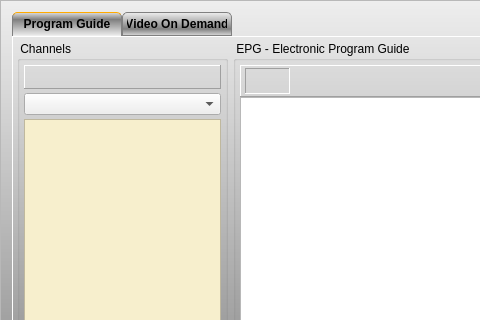
Old version of the form vlc-record/forms/recorder_inc.ui in the repository code-google-com/vlc-record; both pictures show x 0 to 480 and y 0 to 320 of the 985 by 656 pixel window.
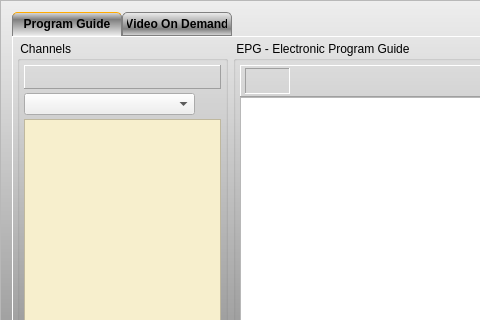
New version of the form. Icons and pictures are not drawn. Custom widgets are drawn as their Qt base class.

Commit message: - add channel list filter menu - add channel list filter

The edit to the form file:
```diff
--- a/vlc-record/forms/recorder_inc.ui
+++ b/vlc-record/forms/recorder_inc.ui
@@ -220,11 +220,44 @@
                 </widget>
                </item>
                <item>
-                <widget class="QComboBox" name="cbxChannelGroup">
-                 <property name="whatsThis">
-                  <string>Channel Group</string>
+                <layout class="QHBoxLayout" name="hlCbxGroupBtnFilter" stretch="10,1">
+                 <property name="spacing">
+                  <number>2</number>
                  </property>
-                </widget>
+                 <item>
+                  <widget class="QComboBox" name="cbxChannelGroup">
+                   <property name="whatsThis">
+                    <string>Channel Group</string>
+                   </property>
+                  </widget>
+                 </item>
+                 <item>
+                  <widget class="QPushButton" name="pushFilter">
+                   <property name="maximumSize">
+                    <size>
+                     <width>24</width>
+                     <height>24</height>
+                    </size>
+                   </property>
+                   <property name="text">
+                    <string/>
+                   </property>
+                   <property name="icon">
+                    <iconset resource="../common.qrc">
+                     <normaloff>:/app/filter</normaloff>:/app/filter</iconset>
+                   </property>
+                   <property name="iconSize">
+                    <size>
+                     <width>20</width>
+                     <height>20</height>
+                    </size>
+                   </property>
+                   <property name="flat">
+                    <bool>true</bool>
+                   </property>
+                  </widget>
+                 </item>
+                </layout>
                </item>
                <item>
                 <widget class="QListView" name="channelList">
```
Left out of the diff: 2 changed lines with no effect on the pictures. The commit also changes 14 other files.
